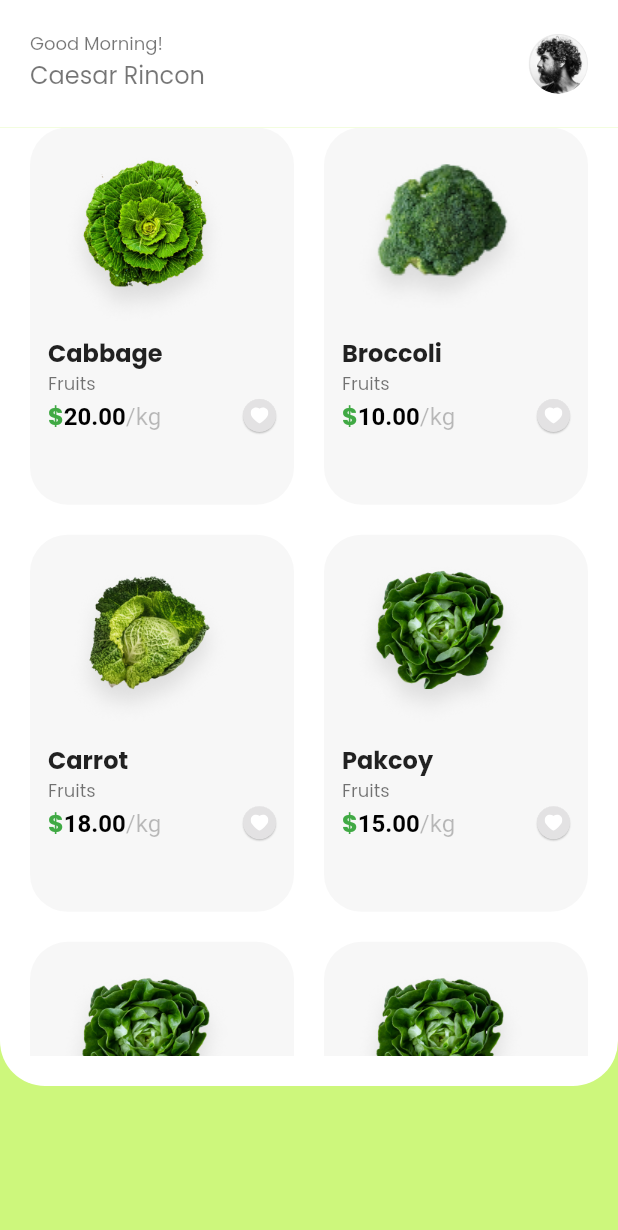
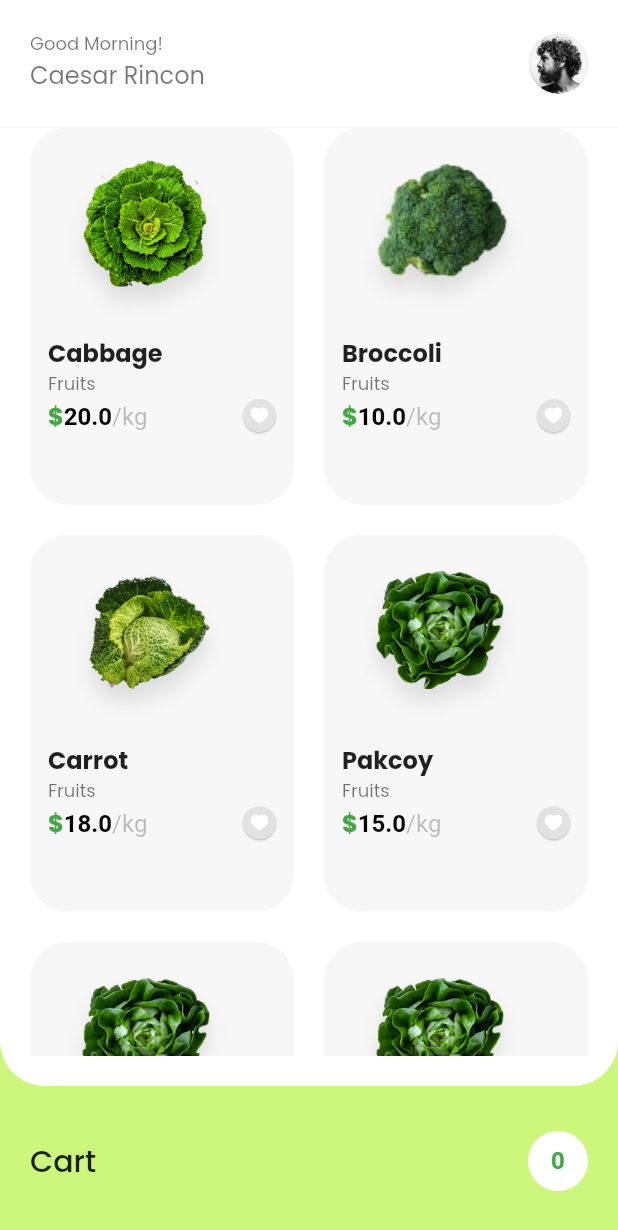
Before and after one commit to SiKirillo/awesome_flutter, a Flutter app: the screen it shows after launch, on a phone screen of 412 x 824 dp. Shown: the top 1230 px of the screen. Run offline on Flutter 3.47's test engine with Material 2 defaults, Android fonts, the phone set to English and light mode, and no system bars; our stand-ins replace cloud_firestore, firebase_auth, firebase_core, fl_chart, flutter_spinkit, flutter_svg and 2 more; accounts and stored records are empty.

Commit message:
added cart animations

```diff
--- a/plants_animated_shop/lib/main.dart
+++ b/plants_animated_shop/lib/main.dart
@@ -1,9 +1,11 @@
 import 'package:flutter/material.dart';
 import 'package:google_fonts/google_fonts.dart';
 import 'package:plants_animated_shop/src/constants.dart';
+import 'package:plants_animated_shop/src/controllers/home_controller.dart';
 import 'package:plants_animated_shop/src/features/details/screens/details_screen.dart';
 import 'package:plants_animated_shop/src/features/home/screens/home_screen.dart';
 import 'package:plants_animated_shop/src/models/product.dart';
+import 'package:provider/provider.dart';
 
 void main() {
   runApp(const MyApp());
@@ -14,22 +16,13 @@ class MyApp extends StatelessWidget {
 
   @override
   Widget build(BuildContext context) {
-    return MaterialApp(
+    return MultiProvider(
+      providers: [
+        ChangeNotifierProvider(create: (_) => HomeController()),
+      ],
+      child: MaterialApp(
         title: 'Plants Grocery',
         debugShowCheckedModeBanner: false,
-      home: Theme(
-        data: ThemeData.light().copyWith(
-          textTheme: GoogleFonts.poppinsTextTheme(Theme.of(context).textTheme),
-          elevatedButtonTheme: ElevatedButtonThemeData(
-            style: TextButton.styleFrom(
-              padding: EdgeInsets.all(kDefaultPadding * 0.75),
-              shape: StadiumBorder(),
-              backgroundColor: kPrimaryColor,
-            ),
-          ),
-        ),
-        child: HomeScreen(),
-      ),
         onGenerateRoute: (settings) {
           switch (settings.name) {
             case DetailsScreen.routeName:
@@ -49,6 +42,20 @@ class MyApp extends StatelessWidget {
               }
           }
         },
+        home: Theme(
+          data: ThemeData.light().copyWith(
+            textTheme: GoogleFonts.poppinsTextTheme(Theme.of(context).textTheme),
+            elevatedButtonTheme: ElevatedButtonThemeData(
+              style: TextButton.styleFrom(
+                padding: const EdgeInsets.all(kDefaultPadding * 0.75),
+                shape: const StadiumBorder(),
+                backgroundColor: kPrimaryColor,
+              ),
+            ),
+          ),
+          child: const HomeScreen(),
+        ),
+      ),
     );
   }
 }
--- a/plants_animated_shop/lib/src/controllers/home_controller.dart
+++ b/plants_animated_shop/lib/src/controllers/home_controller.dart
@@ -35,4 +35,7 @@ class HomeController extends ChangeNotifier {
 
   int totalCartItems() => _cart.fold(
       0, (previousValue, element) => previousValue + element.quantity);
+
+  int totalProductItems(String productTitle) =>
+      _cart.firstWhere((item) => item.product!.title == productTitle).quantity;
 }
--- a/plants_animated_shop/lib/src/features/details/widgets/product_top_description.dart
+++ b/plants_animated_shop/lib/src/features/details/widgets/product_top_description.dart
@@ -1,9 +1,9 @@
 import 'package:flutter/material.dart';
-import 'package:plants_animated_shop/src/features/shared/price.dart';
+import 'package:plants_animated_shop/src/features/shared/price_label.dart';
 
 class ProductTopDescription extends StatelessWidget {
   final String title;
-  final String price;
+  final double price;
 
   const ProductTopDescription({
     Key? key,
@@ -25,7 +25,7 @@ class ProductTopDescription extends StatelessWidget {
                 .copyWith(fontWeight: FontWeight.bold),
           ),
         ),
-        Price(amount: price),
+        PriceLabel(amount: price),
       ],
     );
   }
--- a/plants_animated_shop/lib/src/features/home/screens/home_screen.dart
+++ b/plants_animated_shop/lib/src/features/home/screens/home_screen.dart
@@ -4,14 +4,16 @@ import 'package:plants_animated_shop/src/controllers/home_controller.dart';
 import 'package:plants_animated_shop/src/features/home/widgets/bottom_cart_bar.dart';
 import 'package:plants_animated_shop/src/features/home/widgets/home_header.dart';
 import 'package:plants_animated_shop/src/features/home/widgets/product_list.dart';
+import 'package:provider/provider.dart';
 
 class HomeScreen extends StatelessWidget {
-  HomeScreen({Key? key}) : super(key: key);
-
-  final _controller = HomeController();
+  const HomeScreen({Key? key}) : super(key: key);
 
   @override
   Widget build(BuildContext context) {
+    final controller = context.watch<HomeController>();
+    final size = MediaQuery.of(context).size;
+
     return Scaffold(
       backgroundColor: Colors.white,
       body: SafeArea(
@@ -19,26 +21,24 @@ class HomeScreen extends StatelessWidget {
         child: Container(
           color: kBottomBarColor,
           child: AnimatedBuilder(
-            animation: _controller,
+            animation: controller,
             builder: (context, _) {
               return LayoutBuilder(
                 builder: (context, constraints) {
                   final productListHeight =
                       constraints.maxHeight - kHeaderHeight - kCartBarHeight;
-                  final bottomBarHeight =
-                      _controller.homeState == HomeState.normal
-                          ? kCartBarHeight
-                          : constraints.maxHeight -
-                              kHeaderHeight -
-                              2 * kCartBarHeight;
+                  final bottomBarHeight = controller.homeState ==
+                          HomeState.normal
+                      ? kCartBarHeight
+                      : constraints.maxHeight - kHeaderHeight - kCartBarHeight;
 
                   return Stack(
                     children: <Widget>[
                       AnimatedPositioned(
                         duration: kPanelTransition,
-                        top: _controller.homeState == HomeState.normal
+                        top: controller.homeState == HomeState.normal
                             ? kHeaderHeight
-                            : -200.0,
+                            : -size.height * 0.45,
                         right: 0.0,
                         left: 0.0,
                         height: productListHeight,
@@ -46,7 +46,7 @@ class HomeScreen extends StatelessWidget {
                       ),
                       AnimatedPositioned(
                         duration: kPanelTransition,
-                        top: _controller.homeState == HomeState.normal
+                        top: controller.homeState == HomeState.normal
                             ? 0.0
                             : -kHeaderHeight,
                         right: 0.0,
@@ -60,9 +60,7 @@ class HomeScreen extends StatelessWidget {
                         right: 0.0,
                         left: 0.0,
                         height: bottomBarHeight,
-                        child: BottomCartBar(
-                          controller: _controller,
-                        ),
+                        child: const BottomCartBar(),
                       ),
                     ],
                   );
--- a/plants_animated_shop/lib/src/features/home/widgets/bottom_cart_bar.dart
+++ b/plants_animated_shop/lib/src/features/home/widgets/bottom_cart_bar.dart
@@ -1,29 +1,34 @@
 import 'package:flutter/material.dart';
 import 'package:plants_animated_shop/src/constants.dart';
 import 'package:plants_animated_shop/src/controllers/home_controller.dart';
+import 'package:plants_animated_shop/src/features/home/widgets/cart_details_view.dart';
+import 'package:provider/provider.dart';
+
+import 'cart_short_view.dart';
 
 class BottomCartBar extends StatelessWidget {
-  final HomeController controller;
+  const BottomCartBar({Key? key}) : super(key: key);
 
-  const BottomCartBar({
-    Key? key,
-    required this.controller,
-  }) : super(key: key);
-
-  void _onVerticalGesture(DragUpdateDetails details) {
+  void _onVerticalGesture(DragUpdateDetails details, BuildContext context) {
     if (details.primaryDelta! < -0.9) {
-      controller.changeHomeState(HomeState.cart);
+      context.read<HomeController>().changeHomeState(HomeState.cart);
     } else if (details.primaryDelta! > 0.9) {
-      controller.changeHomeState(HomeState.normal);
+      context.read<HomeController>().changeHomeState(HomeState.normal);
     }
   }
 
   @override
   Widget build(BuildContext context) {
     return GestureDetector(
-      onVerticalDragUpdate: _onVerticalGesture,
+      onVerticalDragUpdate: (details) => _onVerticalGesture(details, context),
       child: Container(
         color: kBottomBarColor,
+        child: AnimatedSwitcher(
+          duration: kPanelTransition,
+          child: context.watch<HomeController>().homeState == HomeState.normal
+              ? const CartShortView()
+              : const CartDetailsView(),
+        ),
       ),
     );
   }
--- /dev/null
+++ b/plants_animated_shop/lib/src/features/home/widgets/cart_short_view.dart
@@ -0,0 +1,62 @@
+import 'package:flutter/cupertino.dart';
+import 'package:flutter/material.dart';
+import 'package:plants_animated_shop/src/constants.dart';
+import 'package:plants_animated_shop/src/controllers/home_controller.dart';
+import 'package:plants_animated_shop/src/features/shared/content_wrapper.dart';
+import 'package:plants_animated_shop/src/features/shared/scrollable_wrapper.dart';
+import 'package:provider/provider.dart';
+
+class CartShortView extends StatelessWidget {
+  const CartShortView({Key? key}) : super(key: key);
+
+  @override
+  Widget build(BuildContext context) {
+    final controller = context.watch<HomeController>();
+
+    return ContentWrapper(
+      widget: Flex(
+        direction: Axis.horizontal,
+        children: <Widget>[
+          Text(
+            'Cart',
+            style: Theme.of(context).textTheme.headline6,
+          ),
+          const SizedBox(
+            width: kDefaultPadding,
+          ),
+          Expanded(
+            child: ScrollableWrapper(
+              direction: Axis.horizontal,
+              widgets: List.generate(
+                controller.cart.length,
+                (index) {
+                  return Padding(
+                    padding: const EdgeInsets.only(right: kDefaultPadding / 3.0),
+                    child: Hero(
+                      tag: controller.cart[index].product!.title + '_cartTag',
+                      child: CircleAvatar(
+                        backgroundColor: Colors.white,
+                        backgroundImage:
+                            AssetImage(controller.cart[index].product!.imageSrc),
+                      ),
+                    ),
+                  );
+                },
+              ),
+            ),
+          ),
+          CircleAvatar(
+            backgroundColor: Colors.white,
+            child: Text(
+              controller.totalCartItems().toString(),
+              style: const TextStyle(
+                fontWeight: FontWeight.bold,
+                color: kPrimaryColor,
+              ),
+            ),
+          ),
+        ],
+      ),
+    );
+  }
+}
--- a/plants_animated_shop/lib/src/features/home/widgets/product_card.dart
+++ /dev/null
@@ -1,71 +0,0 @@
-import 'package:flutter/material.dart';
-import 'package:plants_animated_shop/src/constants.dart';
-import 'package:plants_animated_shop/src/features/shared/favorite_button.dart';
-import 'package:plants_animated_shop/src/features/shared/price.dart';
-import 'package:plants_animated_shop/src/models/product.dart';
-
-class ProductCard extends StatelessWidget {
-  final Product product;
-  final VoidCallback callback;
-
-  const ProductCard({
-    Key? key,
-    required this.product,
-    required this.callback,
-  }) : super(key: key);
-
-  @override
-  Widget build(BuildContext context) {
-    return GestureDetector(
-      onTap: callback,
-      child: Container(
-        padding: const EdgeInsets.symmetric(
-          vertical: 8.0,
-          horizontal: 12.0,
-        ),
-        decoration: const BoxDecoration(
-          color: kProductItemBackgroundColor,
-          borderRadius: BorderRadius.all(
-            Radius.circular(kDefaultPadding * 1.25),
-          ),
-        ),
-        child: Flex(
-          direction: Axis.vertical,
-          crossAxisAlignment: CrossAxisAlignment.start,
-          children: <Widget>[
-            Hero(
-              tag: product.title!,
-              child: Image.asset(
-                product.imageSrc!,
-                height: 130.0,
-                width: 130.0,
-                fit: BoxFit.cover,
-              ),
-            ),
-            Text(
-              product.title!,
-              style: Theme.of(context)
-                  .textTheme
-                  .subtitle1!
-                  .copyWith(fontWeight: FontWeight.bold),
-            ),
-            Text(
-              'Fruits',
-              style: Theme.of(context).textTheme.caption,
-            ),
-            Flex(
-              direction: Axis.horizontal,
-              mainAxisAlignment: MainAxisAlignment.spaceBetween,
-              children: <Widget>[
-                Price(amount: product.price!),
-                FavoriteButton(
-                  callback: () {},
-                ),
-              ],
-            )
-          ],
-        ),
-      ),
-    );
-  }
-}
--- a/plants_animated_shop/lib/src/features/home/widgets/product_list.dart
+++ b/plants_animated_shop/lib/src/features/home/widgets/product_list.dart
@@ -1,7 +1,8 @@
 import 'package:flutter/material.dart';
 import 'package:plants_animated_shop/src/constants.dart';
 import 'package:plants_animated_shop/src/features/details/screens/details_screen.dart';
-import 'package:plants_animated_shop/src/features/home/widgets/product_card.dart';
+import 'package:plants_animated_shop/src/features/shared/favorite_button.dart';
+import 'package:plants_animated_shop/src/features/shared/price_label.dart';
 import 'package:plants_animated_shop/src/models/product.dart';
 
 class ProductList extends StatelessWidget {
@@ -34,6 +35,7 @@ class ProductList extends StatelessWidget {
       ),
       child: GridView.builder(
         shrinkWrap: true,
+        physics: const BouncingScrollPhysics(),
         itemCount: demoProducts.length,
         gridDelegate:
         const SliverGridDelegateWithFixedCrossAxisCount(
@@ -55,3 +57,69 @@ class ProductList extends StatelessWidget {
     );
   }
 }
+
+class ProductCard extends StatelessWidget {
+  final Product product;
+  final VoidCallback callback;
+
+  const ProductCard({
+    Key? key,
+    required this.product,
+    required this.callback,
+  }) : super(key: key);
+
+  @override
+  Widget build(BuildContext context) {
+    return GestureDetector(
+      onTap: callback,
+      child: Container(
+        padding: const EdgeInsets.symmetric(
+          vertical: 8.0,
+          horizontal: 12.0,
+        ),
+        decoration: const BoxDecoration(
+          color: kProductItemBackgroundColor,
+          borderRadius: BorderRadius.all(
+            Radius.circular(kDefaultPadding * 1.25),
+          ),
+        ),
+        child: Flex(
+          direction: Axis.vertical,
+          crossAxisAlignment: CrossAxisAlignment.start,
+          children: <Widget>[
+            Hero(
+              tag: product.title,
+              child: Image.asset(
+                product.imageSrc,
+                height: 130.0,
+                width: 130.0,
+                fit: BoxFit.cover,
+              ),
+            ),
+            Text(
+              product.title,
+              style: Theme.of(context)
+                  .textTheme
+                  .subtitle1!
+                  .copyWith(fontWeight: FontWeight.bold),
+            ),
+            Text(
+              'Fruits',
+              style: Theme.of(context).textTheme.caption,
+            ),
+            Flex(
+              direction: Axis.horizontal,
+              mainAxisAlignment: MainAxisAlignment.spaceBetween,
+              children: <Widget>[
+                PriceLabel(amount: product.price),
+                FavoriteButton(
+                  callback: () {},
+                ),
+              ],
+            )
+          ],
+        ),
+      ),
+    );
+  }
+}
--- a/plants_animated_shop/lib/src/features/shared/price.dart
+++ b/plants_animated_shop/lib/src/features/shared/price_label.dart
@@ -1,12 +1,12 @@
 import 'package:flutter/material.dart';
 import 'package:plants_animated_shop/src/constants.dart';
 
-class Price extends StatelessWidget {
-  final String amount;
+class PriceLabel extends StatelessWidget {
+  final double amount;
 
-  const Price({
+  const PriceLabel({
     Key? key,
-    this.amount = '66.66',
+    this.amount = 66.66,
   }) : super(key: key);
 
   @override
@@ -20,7 +20,7 @@ class Price extends StatelessWidget {
             .copyWith(fontWeight: FontWeight.bold, color: kPrimaryColor),
         children: [
           TextSpan(
-            text: amount,
+            text: amount.toString(),
             style: const TextStyle(color: Colors.black),
           ),
           const TextSpan(
--- a/plants_animated_shop/lib/src/features/shared/primary_button.dart
+++ b/plants_animated_shop/lib/src/features/shared/primary_button.dart
@@ -21,7 +21,8 @@ class PrimaryButton extends StatelessWidget {
         style: ElevatedButton.styleFrom(
           primary: kPrimaryColor,
           shape: const StadiumBorder(),
-          padding: const EdgeInsets.symmetric(vertical: 16.0, horizontal: 20.0),
+          padding: const EdgeInsets.symmetric(vertical: 14.0, horizontal: 20.0),
+          elevation: 1.0,
         ),
         onPressed: callback,
         child: Text(
--- a/plants_animated_shop/lib/src/models/product.dart
+++ b/plants_animated_shop/lib/src/models/product.dart
@@ -1,10 +1,11 @@
 class Product {
-  final String? title, imageSrc, price;
+  final String title, imageSrc;
+  final double price;
 
   Product({
-    this.title,
-    this.imageSrc,
-    this.price,
+    required this.title,
+    required this.imageSrc,
+    required this.price,
   });
 }
 
@@ -12,36 +13,36 @@ List<Product> demoProducts = [
   Product(
     title: 'Cabbage',
     imageSrc: 'assets/images/img_1.png',
-    price: '20.00',
+    price: 20.00,
   ),
   Product(
     title: 'Broccoli',
     imageSrc: 'assets/images/img_2.png',
-    price: '10.00',
+    price: 10.00,
   ),
   Product(
     title: 'Carrot',
     imageSrc: 'assets/images/img_3.png',
-    price: '18.00',
+    price: 18.00,
   ),
   Product(
     title: 'Pakcoy',
     imageSrc: 'assets/images/img_4.png',
-    price: '15.00',
+    price: 15.00,
   ),
   Product(
     title: 'Test1',
     imageSrc: 'assets/images/img_4.png',
-    price: '34.00',
+    price: 34.00,
   ),
   Product(
     title: 'Test2',
     imageSrc: 'assets/images/img_4.png',
-    price: '21.00',
+    price: 21.00,
   ),
   Product(
     title: 'Test3',
     imageSrc: 'assets/images/img_4.png',
-    price: '8.00',
+    price: 8.00,
   ),
 ];
--- a/plants_animated_shop/pubspec.yaml
+++ b/plants_animated_shop/pubspec.yaml
@@ -15,6 +15,7 @@ dependencies:
   cupertino_icons: ^1.0.2
   flutter_svg: ^0.22.0
   google_fonts: ^2.1.0
+  provider: ^6.0.0
 
 dev_dependencies:
   flutter_test:
```
Also changed, not shown: plants_animated_shop/lib/src/features/details/screens/details_screen.dart (+11 -7 lines), plants_animated_shop/lib/src/features/home/widgets/cart_details_view.dart (added, +107 -0 lines), plants_animated_shop/lib/src/features/shared/content_wrapper.dart (+2 -9 lines), plants_animated_shop/lib/src/features/shared/scrollable_wrapper.dart (+11 -0 lines), plants_animated_shop/pubspec.lock. Lines whose indentation alone changed are shown as unchanged.
